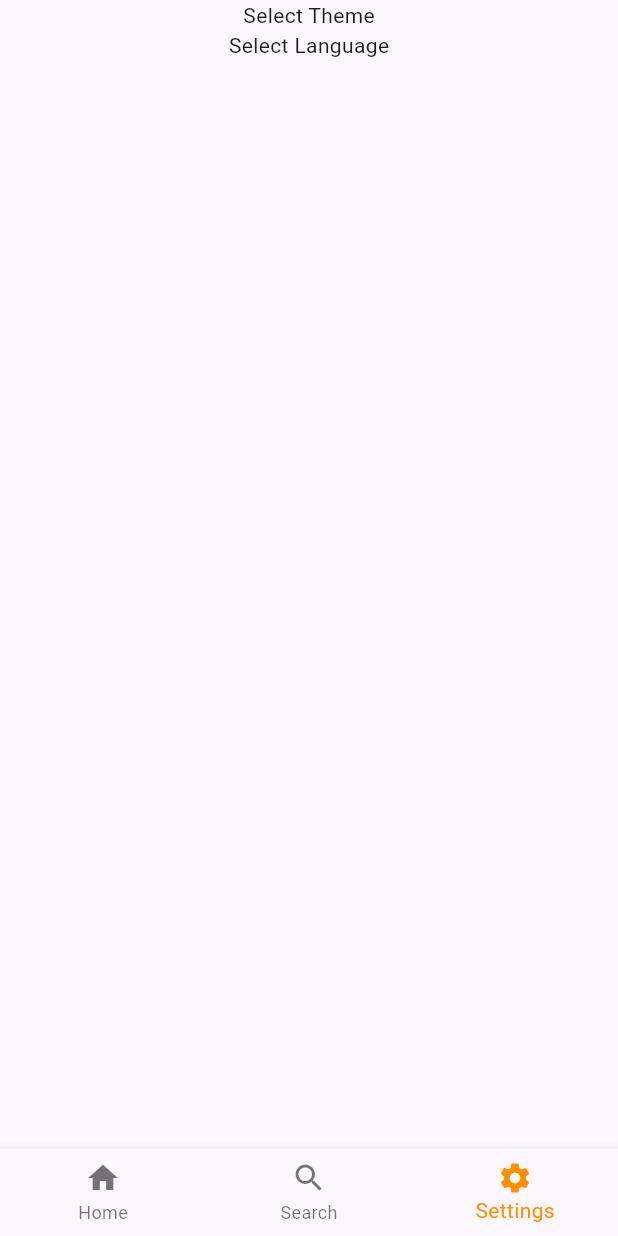
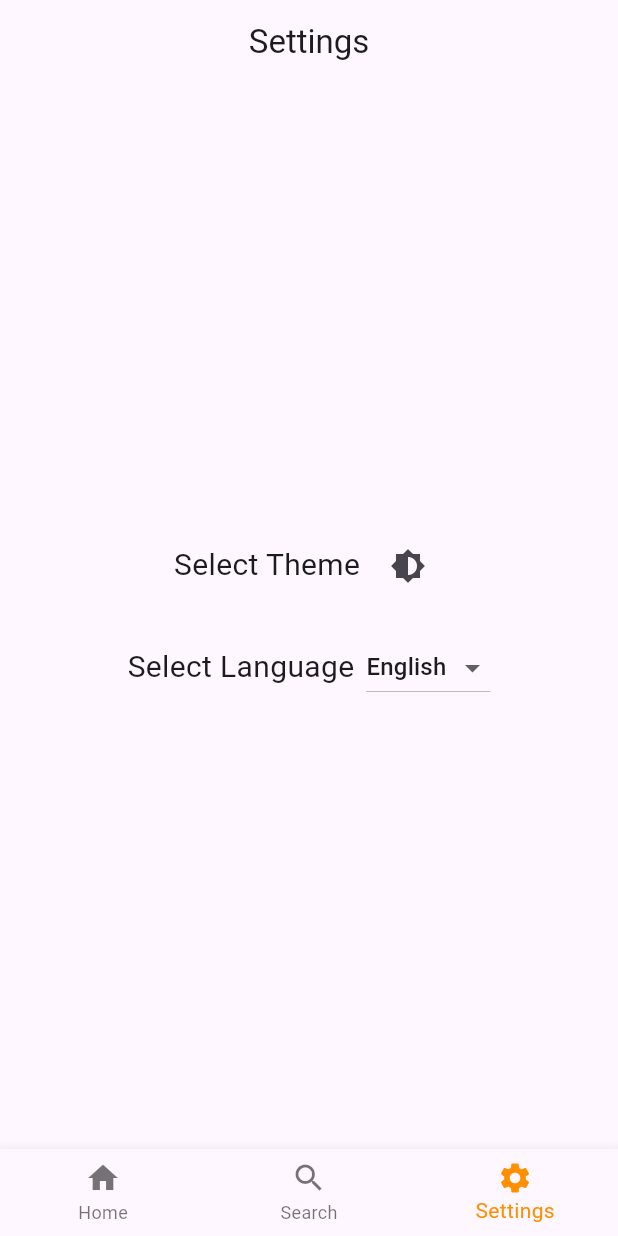
Before and after one commit to Sneha-Sonkar/News_app, a Flutter app: the screen it shows after launch, item 3 of the bottom bar chosen, on a phone screen of 412 x 824 dp. Run offline on Flutter 3.47's test engine with Material 3 defaults, Android fonts, the phone set to English and light mode, and no system bars.

Commit message:
localised one page

```diff
--- a/lib/bottomTabNavigator.dart
+++ b/lib/bottomTabNavigator.dart
@@ -27,15 +27,16 @@ class _BottomNavigationBarExampleState
   static const TextStyle optionStyle =
       TextStyle(fontSize: 30, fontWeight: FontWeight.bold);
   static const List<Widget> _widgetOptions = <Widget>[
-    Searchbar(),
+    Text(
+      'Index 1: Business',
+      style: optionStyle,
+    ),
+
     // Text(
     //   'Index 0: Home',
     //   style: optionStyle,
     // ),
-    Text(
-      'Index 1: Business',
-      style: optionStyle,
-    ),
+    Searchbar(),
     // Text(
     //   'Index 2: School',
     //   style: optionStyle,
--- a/lib/searchbar.dart
+++ b/lib/searchbar.dart
@@ -18,7 +18,7 @@ class _MyAppState extends State<Searchbar> {
         brightness: isDark ? Brightness.dark : Brightness.light);
 
     return MaterialApp(
-      debugShowCheckedModeBanner: false,
+      // debugShowCheckedModeBanner: false,
       theme: themeData,
       home: Scaffold(
         appBar: AppBar(title: const Text('Enter the News Topic')),
@@ -37,21 +37,21 @@ class _MyAppState extends State<Searchbar> {
                 controller.openView();
               },
               leading: const Icon(Icons.search),
-              trailing: <Widget>[
-                Tooltip(
-                  message: 'Change brightness mode',
-                  child: IconButton(
-                    isSelected: isDark,
-                    onPressed: () {
-                      setState(() {
-                        isDark = !isDark;
-                      });
-                    },
-                    icon: const Icon(Icons.wb_sunny_outlined),
-                    selectedIcon: const Icon(Icons.brightness_2_outlined),
-                  ),
-                )
-              ],
+              // trailing: <Widget>[
+              //   Tooltip(
+              //     message: 'Change brightness mode',
+              //     child: IconButton(
+              //       isSelected: isDark,
+              //       onPressed: () {
+              //         setState(() {
+              //           isDark = !isDark;
+              //         });
+              //       },
+              //       icon: const Icon(Icons.wb_sunny_outlined),
+              //       selectedIcon: const Icon(Icons.brightness_2_outlined),
+              //     ),
+              //   )
+              // ],
             );
           }, suggestionsBuilder:
                   (BuildContext context, SearchController controller) {
--- a/lib/settings.dart
+++ b/lib/settings.dart
@@ -1,15 +1,118 @@
 import 'package:flutter/material.dart';
 
-class Settings extends StatelessWidget {
+class Settings extends StatefulWidget {
   const Settings({super.key});
 
   @override
+  State<Settings> createState() => _Settings();
+}
+
+class _Settings extends State<Settings> {
+  bool isDark = false;
+  String selectedLanguage = 'English';  // Default selected language
+
+  // Define translations for each text in different languages
+  final Map<String, Map<String, String>> translations = {
+    'English': {
+      'title': 'Settings',
+      'selectTheme': 'Select Theme',
+      'selectLanguage': 'Select Language',
+    },
+    'Spanish': {
+      'title': 'Configuración',
+      'selectTheme': 'Seleccionar tema',
+      'selectLanguage': 'Seleccionar idioma',
+    },
+    'French': {
+      'title': 'Paramètres',
+      'selectTheme': 'Choisir un thème',
+      'selectLanguage': 'Choisir une langue',
+    },
+    'German': {
+      'title': 'Einstellungen',
+      'selectTheme': 'Thema auswählen',
+      'selectLanguage': 'Sprache auswählen',
+    },
+    'Chinese': {
+      'title': '设置',
+      'selectTheme': '选择主题',
+      'selectLanguage': '选择语言',
+    },
+  };
+
+  @override
   Widget build(BuildContext context) {
-    return Column(
-      children: [
-        Text("Select Theme"),
-        Text("Select Language"),
-      ],
+    final ThemeData themeData = ThemeData(
+      useMaterial3: true,
+      brightness: isDark ? Brightness.dark : Brightness.light,
+    );
+
+    // Get the current translations
+    final currentTranslations = translations[selectedLanguage]!;
+
+    return MaterialApp(
+      theme: themeData,
+      home: Scaffold(
+        appBar: AppBar(
+          title: Text(currentTranslations['title']!),
+          centerTitle: true,
+        ),
+        body: Center(
+          child: Column(
+            mainAxisSize: MainAxisSize.min,  // Minimize the height of the Column to its children
+            crossAxisAlignment: CrossAxisAlignment.center,  // Center horizontally
+            mainAxisAlignment: MainAxisAlignment.center,  // Center vertically
+            children: [
+              Row(
+                mainAxisSize: MainAxisSize.min,
+                children: [
+                  Text(
+                    currentTranslations['selectTheme']!,
+                    style: const TextStyle(fontSize: 20),
+                  ),
+                  const SizedBox(width: 8),
+                  Tooltip(
+                    message: 'Change Brightness mode',
+                    child: IconButton(
+                      icon: const Icon(Icons.brightness_6),
+                      onPressed: () {
+                        setState(() {
+                          isDark = !isDark;
+                        });
+                      },
+                    ),
+                  ),
+                ],
+              ),
+              const SizedBox(height: 20),
+              Row(
+                mainAxisSize: MainAxisSize.min,
+                children: [
+                  Text(
+                    currentTranslations['selectLanguage']!,
+                    style: const TextStyle(fontSize: 20),
+                  ),
+                  const SizedBox(width: 8),
+                  DropdownButton<String>(
+                    value: selectedLanguage,
+                    items: translations.keys.map<DropdownMenuItem<String>>((String value) {
+                      return DropdownMenuItem<String>(
+                        value: value,
+                        child: Text(value),
+                      );
+                    }).toList(),
+                    onChanged: (String? newValue) {
+                      setState(() {
+                        selectedLanguage = newValue!;
+                      });
+                    },
+                  ),
+                ],
+              ),
+            ],
+          ),
+        ),
+      ),
     );
   }
 }
--- a/pubspec.yaml
+++ b/pubspec.yaml
@@ -30,7 +30,7 @@ environment:
 dependencies:
   flutter:
     sdk: flutter
-
+  provider: ^6.1.2
 
   # The following adds the Cupertino Icons font to your application.
   # Use with the CupertinoIcons class for iOS style icons.
```
Also changed, not shown: pubspec.lock.
